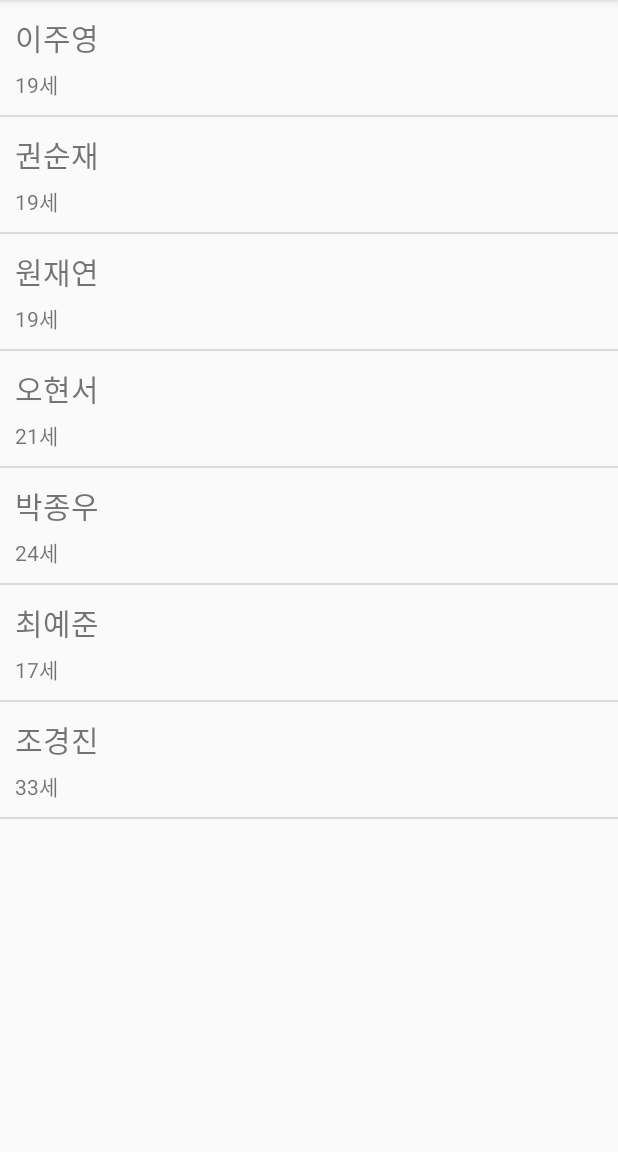
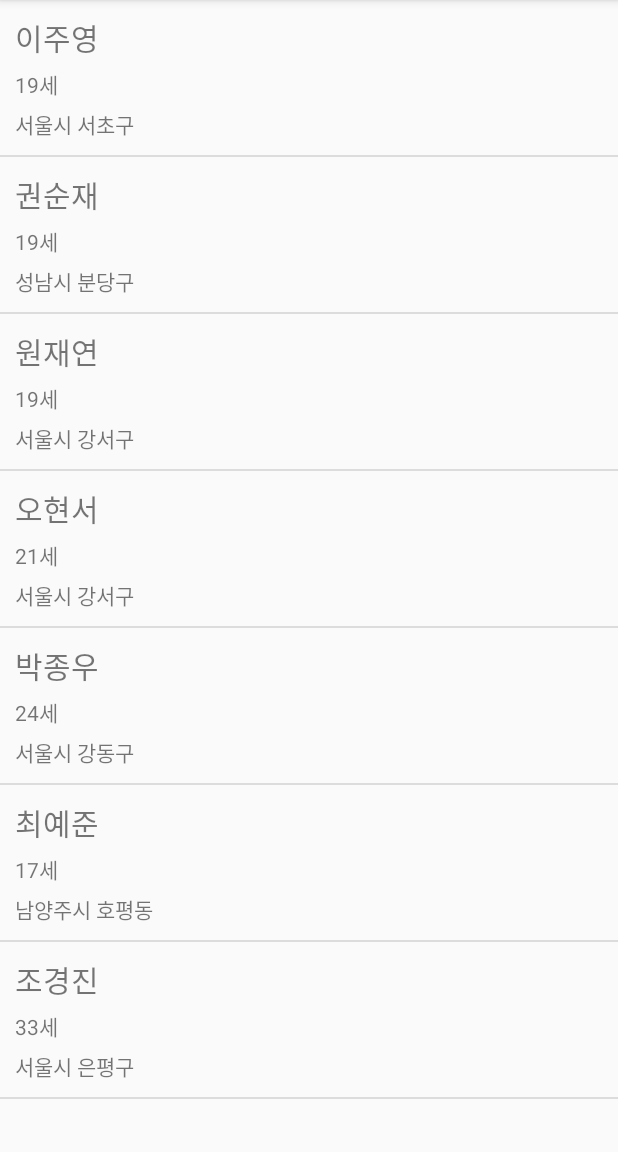
Before and after one commit to jwpark97114/ListView_20200628, an Android app: the screen it shows after launch (MainActivity), on a phone screen of 412 x 824 dp, the part 84-1236 px from its top. Run offline under Robolectric (Android 15) with nearby library versions, the phone set to English and light mode, and no system bars.

Commit message:
응용문제 거주지 띄우기

```diff
--- a/app/src/main/java/kr/co/namu/listview_20200628/MainActivity.kt
+++ b/app/src/main/java/kr/co/namu/listview_20200628/MainActivity.kt
@@ -17,13 +17,13 @@ class MainActivity : AppCompatActivity() {
         setContentView(R.layout.activity_main)
 
 //        실제로 학생 목록 추가
-        mStudentList.add(Student("이주영", 2002))
-        mStudentList.add(Student("권순재",2002))
-        mStudentList.add(Student("원재연",2002))
-        mStudentList.add(Student("오현서",2000))
-        mStudentList.add(Student("박종우",1997))
-        mStudentList.add(Student("최예준",2004))
-        mStudentList.add(Student("조경진",1988))
+        mStudentList.add(Student("이주영", 2002,"서울시 서초구"))
+        mStudentList.add(Student("권순재",2002,"성남시 분당구"))
+        mStudentList.add(Student("원재연",2002,"서울시 강서구"))
+        mStudentList.add(Student("오현서",2000,"서울시 강서구"))
+        mStudentList.add(Student("박종우",1997,"서울시 강동구"))
+        mStudentList.add(Student("최예준",2004,"남양주시 호평동"))
+        mStudentList.add(Student("조경진",1988,"서울시 은평구"))
 
 //        아직 내용물을 안넣어준 mAdapter에 실제로 내용물 채우기
         mAdapter = StudentAdapter(this,R.layout.student_list_item, mStudentList)
--- a/app/src/main/java/kr/co/namu/listview_20200628/adapters/StudentAdapter.kt
+++ b/app/src/main/java/kr/co/namu/listview_20200628/adapters/StudentAdapter.kt
@@ -32,6 +32,7 @@ class StudentAdapter(val mContext:Context, val resId:Int, val mList:ArrayList<St
 //    row -> student_list_item.xml안에서 어댑터kt파일로 뷰를 가져오자
     val nameTxt = row.findViewById<TextView>(R.id.nameTxt)
     val ageTxt = row.findViewById<TextView>(R.id.ageTxt)
+    val addressTxt = row.findViewById<TextView>(R.id.addressTxt)
 
 
 //    실제 상황에 맞는(= position(17번째 줄)에 들어있는 값에 맞는) 데이터를 출력
@@ -43,6 +44,8 @@ class StudentAdapter(val mContext:Context, val resId:Int, val mList:ArrayList<St
 
 //    생년을 가지고 현재의 나이를 구해서 출력
     ageTxt.text = "${2020 - studentData.birthYear + 1}세"
+
+    addressTxt.text = studentData.address
     return row
     }
 }
--- a/app/src/main/java/kr/co/namu/listview_20200628/datas/Student.kt
+++ b/app/src/main/java/kr/co/namu/listview_20200628/datas/Student.kt
@@ -1,5 +1,5 @@
 package kr.co.namu.listview_20200628.datas
 
-class Student(val name:String, val birthYear: Int) {
+class Student(val name:String, val birthYear: Int, val address:String) {
 
 }
--- a/app/src/main/res/layout/student_list_item.xml
+++ b/app/src/main/res/layout/student_list_item.xml
@@ -22,6 +22,12 @@
             android:layout_height="wrap_content"
             android:text="학생나이"
             android:layout_marginTop="5dp"/>
+        <TextView
+            android:id="@+id/addressTxt"
+            android:layout_width="wrap_content"
+            android:layout_height="wrap_content"
+            android:layout_marginTop="5dp"
+            android:text="~시 ~구"/>
 
     </LinearLayout>
 </LinearLayout>
```
